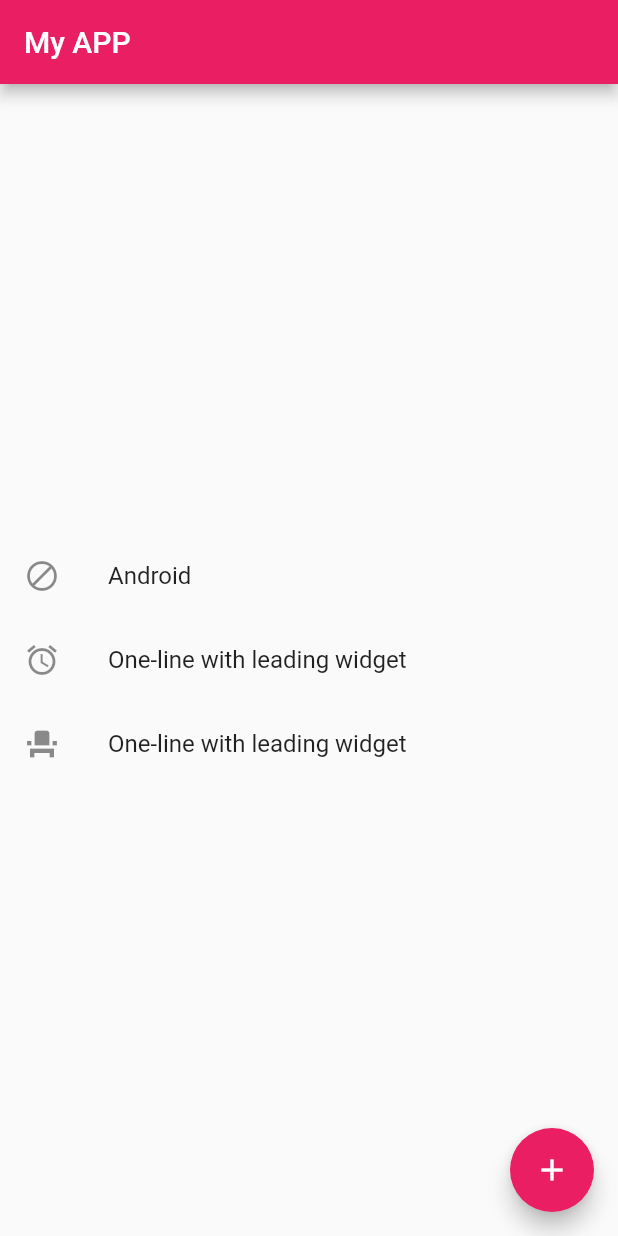
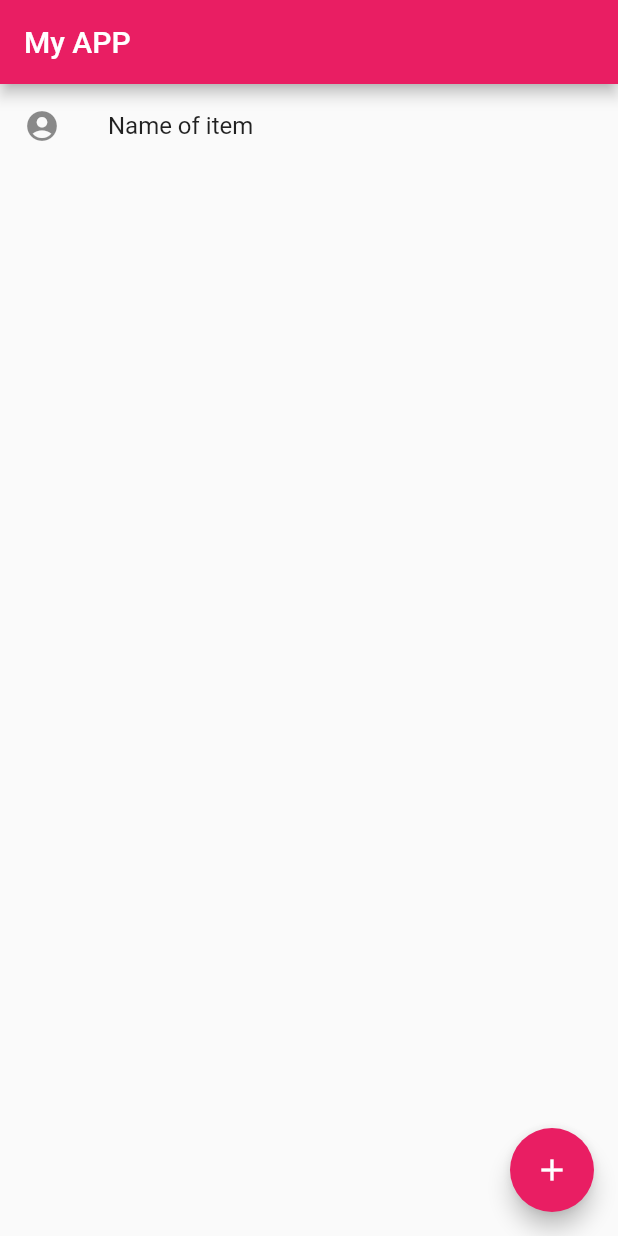
Before and after one commit to codegitpro/PK-flutter-counter, a Flutter app: the screen it shows after launch, after a tap on the "add" icon, on a phone screen of 412 x 824 dp. Run offline on Flutter 3.47's test engine with Material 2 defaults, Android fonts, the phone set to English and light mode, and no system bars.

```diff
--- a/lib/main.dart
+++ b/lib/main.dart
@@ -77,40 +77,20 @@ class _MyHomePageState extends State<MyHomePage> {
         // the App.build method, and use it to set our appbar title.
         title: Text(widget.title),
       ),
-      body: Center(
-        // Center is a layout widget. It takes a single child and positions it
-        // in the middle of the parent.
-        child: Column(
-          // Column is also a layout widget. It takes a list of children and
-          // arranges them vertically. By default, it sizes itself to fit its
-          // children horizontally, and tries to be as tall as its parent.
-          //
-          // Invoke "debug painting" (press "p" in the console, choose the
-          // "Toggle Debug Paint" action from the Flutter Inspector in Android
-          // Studio, or the "Toggle Debug Paint" command in Visual Studio Code)
-          // to see the wireframe for each widget.
-          //
-          // Column has various properties to control how it sizes itself and
-          // how it positions its children. Here we use mainAxisAlignment to
-          // center the children vertically; the main axis here is the vertical
-          // axis because Columns are vertical (the cross axis would be
-          // horizontal).
-          mainAxisAlignment: MainAxisAlignment.center,
-          children: <Widget>[
-            ListTile(
-              leading: Icon(Icons.block),
-              title: Text('Android'),
-            ),
-            ListTile(
-              leading: Icon(Icons.alarm),
-              title: Text('One-line with leading widget'),
-            ),
-            ListTile(
-              leading: Icon(Icons.event_seat),
-              title: Text('One-line with leading widget'),
-            ),
-          ],
-        ),
+      body: ListView.builder(
+        itemCount: _counter,
+        itemBuilder: (context, index) {
+          return ListTile(
+            leading: Icon(Icons.account_circle),
+            title: Text('Name of item'),
+            onTap: () {
+              Navigator.push(
+                context,
+                MaterialPageRoute(builder: (context) => SecondPage()),
+              );
+            },
+          );
+        },
       ),
       floatingActionButton: FloatingActionButton(
         onPressed: _incrementCounter,
@@ -120,3 +100,22 @@ class _MyHomePageState extends State<MyHomePage> {
     );
   }
 }
+
+class SecondPage extends StatelessWidget {
+  @override
+  Widget build(BuildContext context) {
+    return Scaffold(
+      appBar: AppBar(
+        title: Text('Second Screen'),
+      ),
+      body: Center(
+        child: RaisedButton(
+          onPressed: () {
+            Navigator.pop(context);
+          },
+          child: Text('Go Back!'),
+        ),
+      ),
+    );
+  }
+}
```
